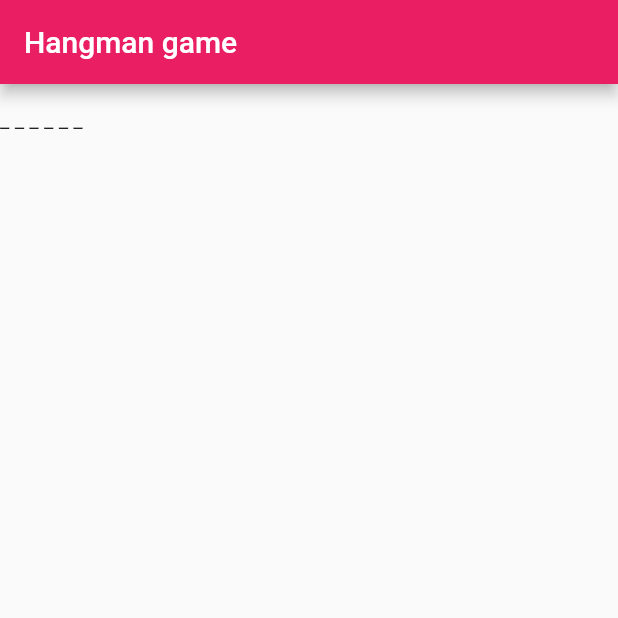
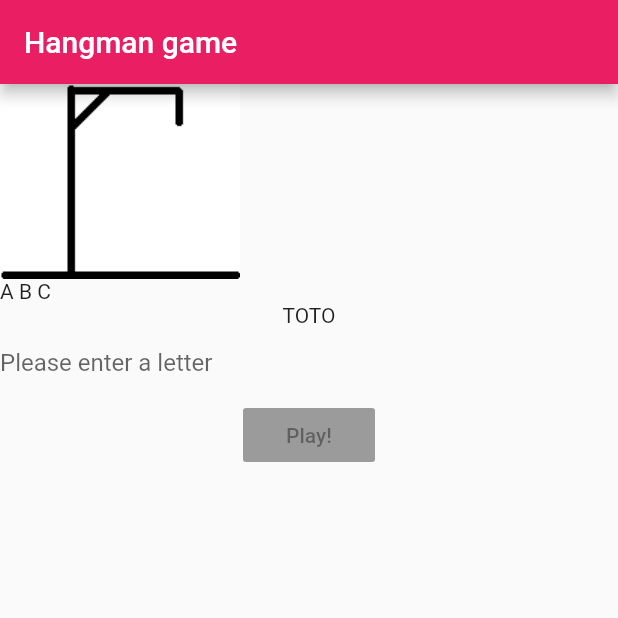
Before and after one commit to sebastienkb/flutter_hangman, a Flutter app: the screen it shows after launch, on a phone screen of 412 x 824 dp, the top half of it. Run offline on Flutter 3.47's test engine with Material 2 defaults, Android fonts, the phone set to English and light mode, and no system bars.

Commit message:
Create UI

```diff
--- a/flutter_hangman_app/lib/main.dart
+++ b/flutter_hangman_app/lib/main.dart
@@ -26,41 +26,47 @@ class MyHomePage extends StatefulWidget {
 
 class _MyHomePageState extends State<MyHomePage> {
 
-  Widget wrongLettersSection = Row(
-      children: [
-        Text(
-            ''
-        )
-      ]
-  );
+  Widget imageSection = Row(children: [Image.asset('assets/Step0.png')]);
 
-  Widget answerSection = Row(
-      children: [
-        Text(
-            '_ _ _ _ _ _'
-        )
-      ]
-  );
+  Widget wrongLettersSection = Row(children: [Text('A B C')]);
 
-  Widget userInput = Row(
-      children: [
-
-    ]
-  );
+  Text answerSection = Text('_ _ _ _ _ _');
 
   @override
   Widget build(BuildContext context) {
+    Widget userInput = TextField(
+      decoration: InputDecoration(
+          border: InputBorder.none,
+          hintText: 'Please enter a letter'
+      ),
+    );
+
+    RaisedButton button = new RaisedButton(
+      child: new Text('Play!'),
+      color: Colors.blueAccent,
+      onPressed: toto(),
+    );
+
     return Scaffold(
-      appBar: AppBar(
-          title: Text(widget.title)
-      ),
+      appBar: AppBar(title: Text(widget.title)),
       body: Column(
         children: <Widget>[
+          imageSection,
           wrongLettersSection,
           answerSection,
-          userInput
+          userInput,
+          button
         ],
       ),
     );
   }
+
+  updateAnswer() {
+
+    answerSection = Text('potato');
+  }
+  toto() {
+
+    answerSection = Text('TOTO');
+  }
 }
--- a/flutter_hangman_app/pubspec.yaml
+++ b/flutter_hangman_app/pubspec.yaml
@@ -36,6 +36,9 @@ flutter:
   # the material Icons class.
   uses-material-design: true
 
+  assets:
+    - assets/
+
   # To add assets to your application, add an assets section, like this:
   # assets:
   #  - images/a_dot_burr.jpeg
@@ -49,7 +52,7 @@ flutter:
 
   # To add custom fonts to your application, add a fonts section here,
   # in this "flutter" section. Each entry in this list should have a
-  # "family" key with the font family name, and a "fonts" key with a
+  # "family" keassetsy with the font family name, and a "fonts" key with a
   # list giving the asset and other descriptors for the font. For
   # example:
   # fonts:
```
Also changed, not shown: flutter_hangman_app/assets/Step0.png (added), flutter_hangman_app/assets/Step1.png (added), flutter_hangman_app/assets/Step2.png (added), flutter_hangman_app/assets/Step3.png (added), flutter_hangman_app/assets/Step4.png (added), flutter_hangman_app/assets/Step5.png (added), flutter_hangman_app/assets/Step6.png (added).
